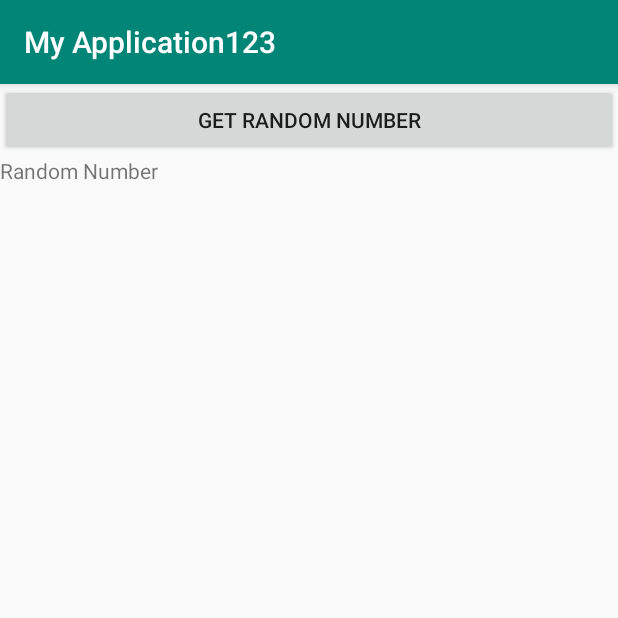
After one commit to dedinededin/android-java-trainings, an Android app: the RandomNumberActivity screen opened directly, with no data from a screen before it, on a phone screen of 412 x 824 dp, the top half of it. The commit adds this screen. Run offline under Robolectric (Android 15) with nearby library versions, the phone set to English and light mode, and no system bars; 1 statement that could not run was skipped.

Commit message:
Bound Service implemented

```diff
--- a/app/src/main/AndroidManifest.xml
+++ b/app/src/main/AndroidManifest.xml
@@ -11,7 +11,9 @@
         android:roundIcon="@mipmap/ic_launcher_round"
         android:supportsRtl="true"
         android:theme="@style/AppTheme">
-        <activity android:name=".activities.DatabaseActivity"></activity>
+        <activity android:name=".activities.FileReadWriteActivity"></activity>
+        <activity android:name=".activities.RandomNumberActivity" />
+        <activity android:name=".activities.DatabaseActivity" />
         <activity android:name=".activities.FragmentActivity" />
         <activity android:name=".activities.ProfileActivity" />
         <activity android:name=".activities.SecondActivity" />
@@ -22,6 +24,8 @@
                 <category android:name="android.intent.category.LAUNCHER" />
             </intent-filter>
         </activity>
+
+        <service android:name=".services.RandomService" />
     </application>
 
 </manifest>
--- /dev/null
+++ b/app/src/main/java/com/example/myapplication/activities/RandomNumberActivity.java
@@ -0,0 +1,48 @@
+package com.example.myapplication.activities;
+
+import android.content.ComponentName;
+import android.content.Context;
+import android.content.Intent;
+import android.content.ServiceConnection;
+import android.os.IBinder;
+import android.support.v7.app.AppCompatActivity;
+import android.os.Bundle;
+import android.view.View;
+import android.widget.TextView;
+
+import com.example.myapplication.R;
+import com.example.myapplication.services.RandomService;
+
+public class RandomNumberActivity extends AppCompatActivity {
+
+    RandomService randomService;
+    boolean isBound = false;
+
+    @Override
+    protected void onCreate(Bundle savedInstanceState) {
+        super.onCreate(savedInstanceState);
+        setContentView(R.layout.activity_random_number);
+        Intent intent = new Intent(this, RandomService.class);
+        bindService(intent, serviceConnection, Context.BIND_AUTO_CREATE);
+    }
+
+    public void getRandomNumber(View view) {
+        TextView textView = findViewById(R.id.number_textview);
+        int number = randomService.getRandomNumber();
+        textView.setText(Integer.toString(number));
+    }
+
+    private ServiceConnection serviceConnection = new ServiceConnection() {
+        @Override
+        public void onServiceConnected(ComponentName componentName, IBinder iBinder) {
+            RandomService.LocalBinder binder = (RandomService.LocalBinder) iBinder;
+            randomService = binder.getService();
+            isBound = true;
+        }
+
+        @Override
+        public void onServiceDisconnected(ComponentName componentName) {
+            isBound = false;
+        }
+    };
+}
--- /dev/null
+++ b/app/src/main/res/layout/activity_random_number.xml
@@ -0,0 +1,22 @@
+<?xml version="1.0" encoding="utf-8"?>
+<LinearLayout xmlns:android="http://schemas.android.com/apk/res/android"
+    xmlns:app="http://schemas.android.com/apk/res-auto"
+    xmlns:tools="http://schemas.android.com/tools"
+    android:layout_width="match_parent"
+    android:layout_height="match_parent"
+    android:orientation="vertical"
+    tools:context=".activities.RandomNumberActivity">
+
+    <Button
+        android:id="@+id/random_button"
+        android:layout_width="match_parent"
+        android:layout_height="wrap_content"
+        android:onClick="getRandomNumber"
+        android:text="Get Random Number" />
+
+    <TextView
+        android:id="@+id/number_textview"
+        android:layout_width="match_parent"
+        android:layout_height="wrap_content"
+        android:text="Random Number" />
+</LinearLayout>
```
Also changed, not shown: app/src/main/java/com/example/myapplication/activities/MainActivity.java (+10 -1 lines), app/src/main/java/com/example/myapplication/services/RandomService.java (added, +29 -0 lines), app/src/main/res/layout/activity_main.xml (+25 -69 lines).
